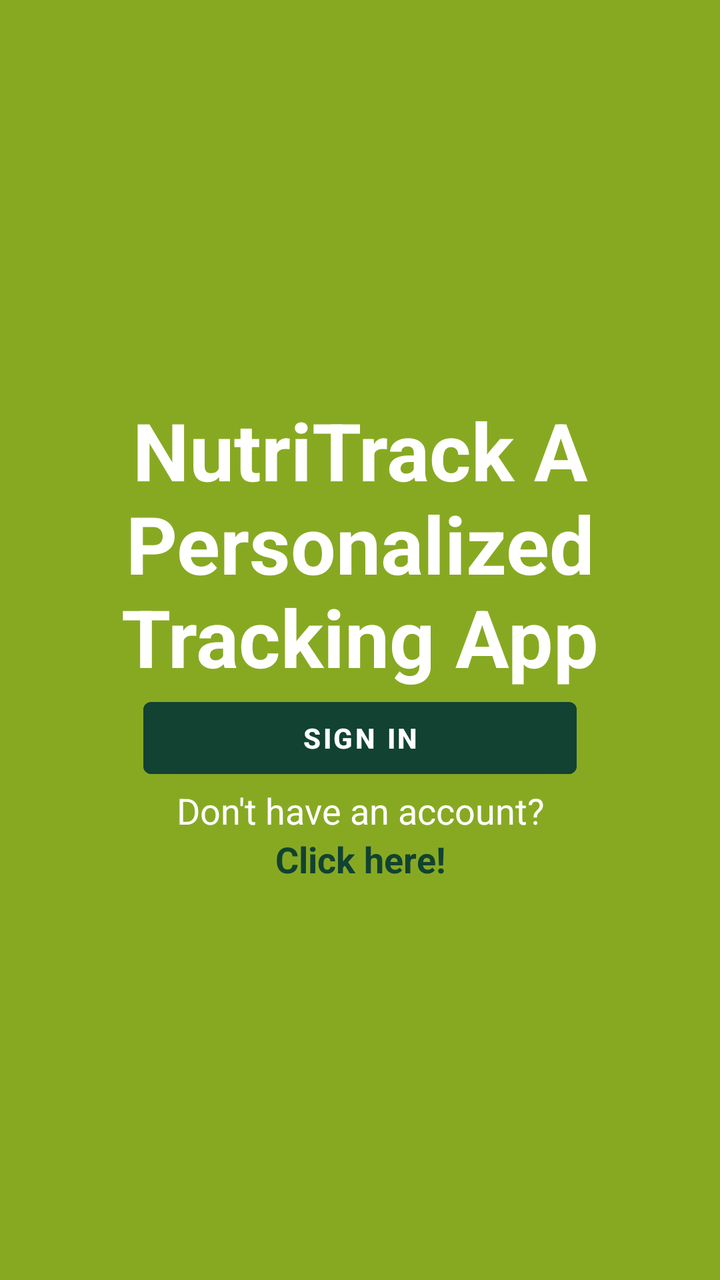
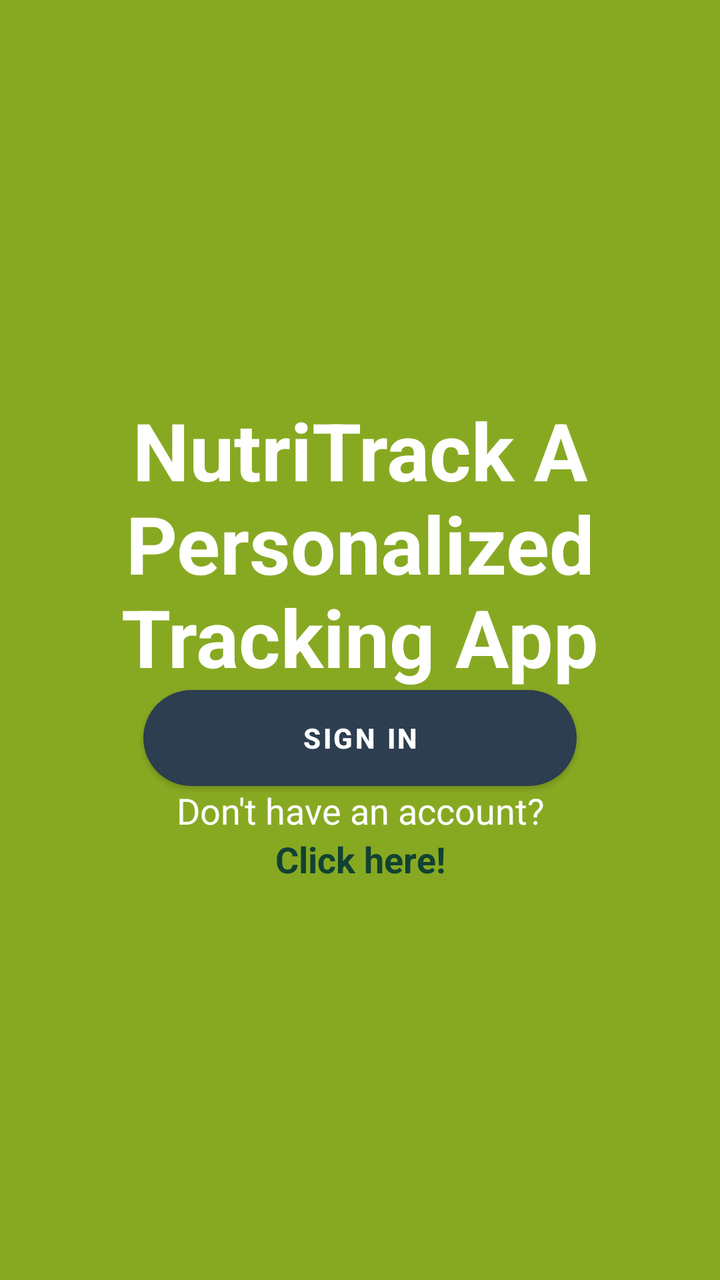

Compare the two renders of this Android layout. The source of the first and the diff that turns it into the second are given below.
<!-- AndroidManifest.xml: application theme AppTheme -->
<!-- res/layout/content_main.xml -->
<LinearLayout android:orientation="vertical" android:minWidth="25px" android:minHeight="25px" android:layout_width="match_parent" android:layout_height="match_parent" android:id="@+id/linearLayout1" android:background="#87a922" xmlns:android="http://schemas.android.com/apk/res/android"><LinearLayout android:orientation="vertical" android:minWidth="25px" android:minHeight="25px" android:layout_width="match_parent" android:layout_height="match_parent" android:id="@+id/linearLayout2" android:gravity="center" xmlns:android="http://schemas.android.com/apk/res/android"><TextView android:text="NutriTrack A Personalized Tracking App" android:textAppearance="?android:attr/textAppearanceLarge" android:layout_width="match_parent" android:layout_height="wrap_content" android:textSize="40dp" android:gravity="center" android:id="@+id/txtV_Login" android:textColor="@android:color/background_light" android:textStyle="bold" /><Button android:text="Sign In" android:layout_width="650px" android:layout_height="wrap_content" android:gravity="center" android:layout_gravity="center" android:id="@+id/btn_signup" android:textStyle="bold" android:textColor="@android:color/background_light" android:backgroundTint="#114232" /><TextView android:text="Don't have an account?" android:textAppearance="?android:attr/textAppearanceMedium" android:layout_width="650px" android:layout_height="wrap_content" android:gravity="center" android:layout_gravity="center" android:id="@+id/txtV_NoAcct" android:textColor="@android:color/background_light" /><TextView android:text="Click here!" android:textAppearance="?android:attr/textAppearanceMedium" android:layout_width="650px" android:layout_height="wrap_content" android:gravity="center" android:layout_gravity="center" android:id="@+id/txtV_RegLink" android:autoLink="none" android:textStyle="bold" android:textColor="#114232" /></LinearLayout></LinearLayout>
<!-- resources referenced by this layout -->
<resources>
  <style name="AppTheme" parent="Theme.MaterialComponents.Light.DarkActionBar"><item name="colorPrimary">@color/colorPrimary</item><item name="colorPrimaryDark">@color/colorPrimaryDark</item><item name="colorAccent">@color/colorAccent</item><item name="windowActionBar">false</item><item name="windowNoTitle">true</item></style>
  <color name="colorPrimary">#2c3e50</color>
  <color name="colorPrimaryDark">#1B3147</color>
  <color name="colorAccent">#3498db</color>
</resources>

<!-- the commit's change to res/layout/content_main.xml (unified diff, before → after) -->
@@ -1 +1 @@
-<LinearLayout android:orientation="vertical" android:minWidth="25px" android:minHeight="25px" android:layout_width="match_parent" android:layout_height="match_parent" android:id="@+id/linearLayout1" android:background="#87a922" xmlns:android="http://schemas.android.com/apk/res/android"><LinearLayout android:orientation="vertical" android:minWidth="25px" android:minHeight="25px" android:layout_width="match_parent" android:layout_height="match_parent" android:id="@+id/linearLayout2" android:gravity="center" xmlns:android="http://schemas.android.com/apk/res/android"><TextView android:text="NutriTrack A Personalized Tracking App" android:textAppearance="?android:attr/textAppearanceLarge" android:layout_width="match_parent" android:layout_height="wrap_content" android:textSize="40dp" android:gravity="center" android:id="@+id/txtV_Login" android:textColor="@android:color/background_light" android:textStyle="bold" /><Button android:text="Sign In" android:layout_width="650px" android:layout_height="wrap_content" android:gravity="center" android:layout_gravity="center" android:id="@+id/btn_signup" android:textStyle="bold" android:textColor="@android:color/background_light" android:backgroundTint="#114232" /><TextView android:text="Don't have an account?" android:textAppearance="?android:attr/textAppearanceMedium" android:layout_width="650px" android:layout_height="wrap_content" android:gravity="center" android:layout_gravity="center" android:id="@+id/txtV_NoAcct" android:textColor="@android:color/background_light" /><TextView android:text="Click here!" android:textAppearance="?android:attr/textAppearanceMedium" android:layout_width="650px" android:layout_height="wrap_content" android:gravity="center" android:layout_gravity="center" android:id="@+id/txtV_RegLink" android:autoLink="none" android:textStyle="bold" android:textColor="#114232" /></LinearLayout></LinearLayout>
+<LinearLayout android:orientation="vertical" android:minWidth="25px" android:minHeight="25px" android:layout_width="match_parent" android:layout_height="match_parent" android:id="@+id/linearLayout1" android:background="#87a922" xmlns:android="http://schemas.android.com/apk/res/android"><LinearLayout android:orientation="vertical" android:minWidth="25px" android:minHeight="25px" android:layout_width="match_parent" android:layout_height="match_parent" android:id="@+id/linearLayout2" android:gravity="center" xmlns:android="http://schemas.android.com/apk/res/android"><TextView android:text="NutriTrack A Personalized Tracking App" android:textAppearance="?android:attr/textAppearanceLarge" android:layout_width="match_parent" android:layout_height="wrap_content" android:textSize="40dp" android:gravity="center" android:id="@+id/txtV_Login" android:textColor="@android:color/background_light" android:textStyle="bold" /><Button android:text="Sign In" android:layout_width="650px" android:layout_height="wrap_content" android:gravity="center" android:layout_gravity="center" android:id="@+id/btn_signup" android:textStyle="bold" android:textColor="@android:color/background_light" android:backgroundTint="#114232" android:background="@drawable/buttons" /><TextView android:text="Don't have an account?" android:textAppearance="?android:attr/textAppearanceMedium" android:layout_width="650px" android:layout_height="wrap_content" android:gravity="center" android:layout_gravity="center" android:id="@+id/txtV_NoAcct" android:textColor="@android:color/background_light" /><TextView android:text="Click here!" android:textAppearance="?android:attr/textAppearanceMedium" android:layout_width="650px" android:layout_height="wrap_content" android:gravity="center" android:layout_gravity="center" android:id="@+id/txtV_RegLink" android:autoLink="none" android:textStyle="bold" android:textColor="#114232" /></LinearLayout></LinearLayout>
<!-- resource entries referenced after the edit -->
@@ -1,5 +1,7 @@
 <!-- resources referenced by this layout -->
 <resources>
+  <!-- drawable buttons (drawable) -->
+  <shape xmlns:android="http://schemas.android.com/apk/res/android"><solid android:color="#FFFFFF" /><corners android:radius="25dp" /><padding android:left="12dp" android:top="12dp" android:right="12dp" android:bottom="12dp" /></shape>
   <style name="AppTheme" parent="Theme.MaterialComponents.Light.DarkActionBar"><item name="colorPrimary">@color/colorPrimary</item><item name="colorPrimaryDark">@color/colorPrimaryDark</item><item name="colorAccent">@color/colorAccent</item><item name="windowActionBar">false</item><item name="windowNoTitle">true</item></style>
   <color name="colorPrimary">#2c3e50</color>
   <color name="colorPrimaryDark">#1B3147</color>
